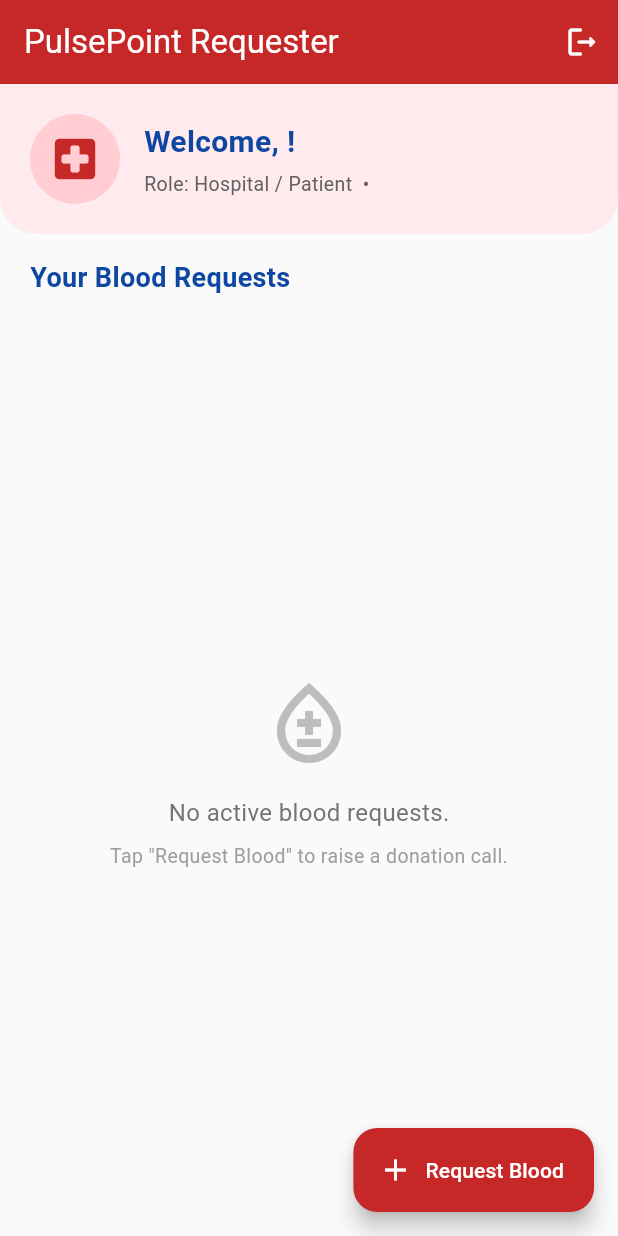
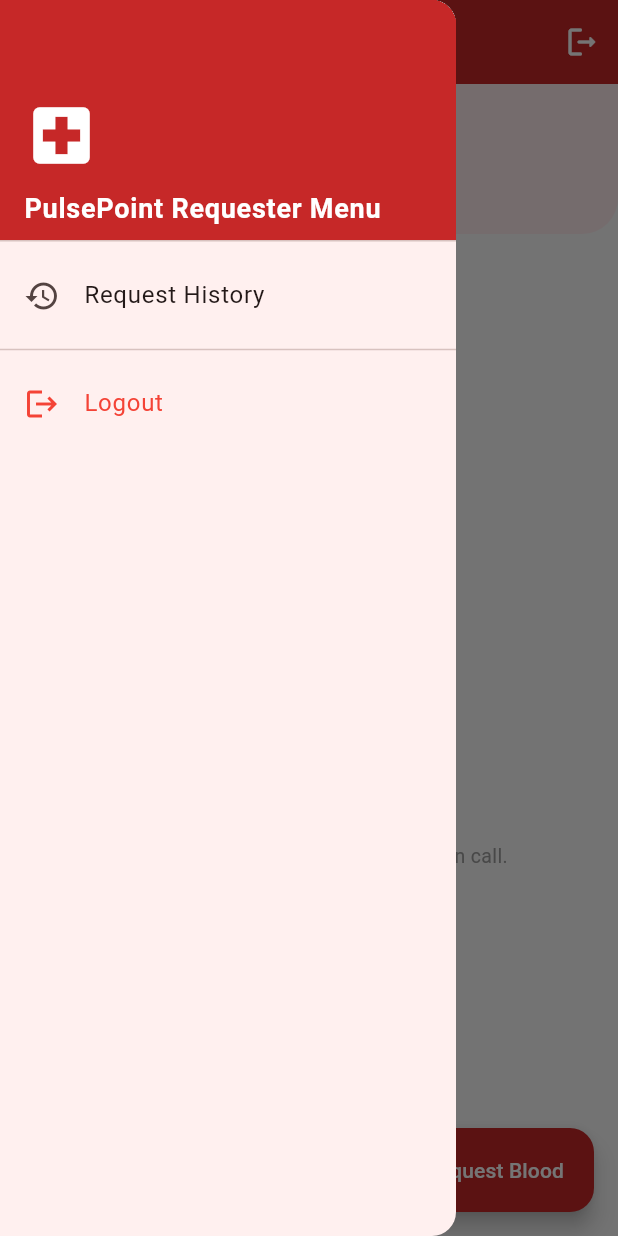
Before and after one commit to mustabshiranasir/PulsePoint, a Flutter app: the screen it shows once a user with an empty profile is signed in, with the side drawer open (before the commit the screen has no drawer), on a phone screen of 412 x 824 dp. Run offline on Flutter 3.47's test engine with Material 3 defaults, Android fonts, the phone set to English and light mode, and no system bars; our stand-ins replace cloud_firestore, firebase_auth, firebase_core, firebase_messaging, flutter_local_notifications, flutter_map and 4 more; missing offline and left inert: geoflutterfire_plus; accounts and stored records are empty; statements that could not run were skipped.

Commit message:
Improved Version!

```diff
--- a/lib/main.dart
+++ b/lib/main.dart
@@ -1,11 +1,18 @@
 import 'package:flutter/material.dart';
 import 'package:firebase_core/firebase_core.dart';
 import 'package:provider/provider.dart';
+import 'package:hive_flutter/hive_flutter.dart';
+import 'package:path_provider/path_provider.dart';
 import 'providers/auth_provider.dart';
 import 'providers/blood_request_provider.dart';
 import 'screens/login_screen.dart';
 import 'screens/donor_dashboard.dart';
 import 'screens/requester_dashboard.dart';
+import 'services/notification_service.dart';
+import 'models/cached_request.dart';
+import 'screens/donor_tracking_screen.dart';
+
+final GlobalKey<NavigatorState> navigatorKey = GlobalKey<NavigatorState>();
 
 void main() async {
   WidgetsFlutterBinding.ensureInitialized();
@@ -15,12 +22,23 @@
 
   try {
     // Attempt standard Firebase initialization.
-    // If firebase config files are missing, this safely fails with an error message
-    // instead of a hard crash, informing the user how to configure it.
     await Firebase.initializeApp();
     firebaseInitialized = true;
+
+    // Initialize Notifications
+    NotificationService.initialize(navigatorKey);
+    NotificationService.setupTerminatedState(navigatorKey);
   } catch (e) {
     firebaseError = e.toString();
+  }
+
+  try {
+    // Initialize Hive
+    await Hive.initFlutter();
+    Hive.registerAdapter(CachedRequestAdapter());
+    await Hive.openBox<CachedRequest>('cached_requests');
+  } catch (e) {
+    print("Error initializing Hive: $e");
   }
 
   runApp(PulsePointApp(
@@ -49,6 +67,13 @@
       child: MaterialApp(
         title: 'PulsePoint',
         debugShowCheckedModeBanner: false,
+        navigatorKey: navigatorKey,
+        routes: {
+          '/request_details': (context) {
+            final String requestId = ModalRoute.of(context)!.settings.arguments as String;
+            return DonorTrackingScreen(requestId: requestId);
+          },
+        },
         theme: ThemeData(
           useMaterial3: true,
           colorScheme: ColorScheme.fromSeed(
@@ -97,27 +122,52 @@
     // Show loading/splash screen if Provider isn't initialized yet
     if (!authProvider.isInitialized) {
       return Scaffold(
-        body: Center(
+        body: Container(
+          decoration: const BoxDecoration(
+            gradient: LinearGradient(
+              begin: Alignment.topLeft,
+              end: Alignment.bottomRight,
+              colors: [Color(0xFFC62828), Color(0xFF0D47A1)], // Red to Blue emergency theme
+            ),
+          ),
+          child: Center(
             child: Column(
               mainAxisAlignment: MainAxisAlignment.center,
               children: [
-              Icon(
-                Icons.bloodtype_rounded,
-                size: 80,
-                color: Colors.red[800],
+                const Icon(
+                  Icons.favorite,
+                  size: 100,
+                  color: Colors.white,
                 ),
-              const SizedBox(height: 24),
+                const SizedBox(height: 16),
+                const Text(
+                  'PulsePoint',
+                  style: TextStyle(
+                    fontSize: 36,
+                    fontWeight: FontWeight.bold,
+                    color: Colors.white,
+                    letterSpacing: 2,
+                  ),
+                ),
+                const SizedBox(height: 48),
                 const SizedBox(
                   width: 40,
                   height: 40,
-                child: CircularProgressIndicator(),
+                  child: CircularProgressIndicator(
+                    valueColor: AlwaysStoppedAnimation<Color>(Colors.white),
+                  ),
                 ),
                 const SizedBox(height: 16),
                 const Text(
-                'Connecting to PulsePoint...',
-                style: TextStyle(fontWeight: FontWeight.w500, color: Colors.grey),
+                  'Connecting...',
+                  style: TextStyle(
+                    fontWeight: FontWeight.w500,
+                    color: Colors.white70,
+                    fontSize: 16,
+                  ),
                 ),
               ],
+            ),
           ),
         ),
       );
--- a/lib/models/user_model.dart
+++ b/lib/models/user_model.dart
@@ -1,3 +1,5 @@
+import 'package:cloud_firestore/cloud_firestore.dart';
+
 class UserModel {
   final String uid;
   final String name;
@@ -5,6 +7,8 @@
   final String role; // 'requester' or 'donor'
   final String? bloodGroup; // Only for 'donor'
   final bool? isAvailable; // Only for 'donor'
+  final String? fcmToken;
+  final GeoPoint? location;
 
   UserModel({
     required this.uid,
@@ -13,6 +17,8 @@
     required this.role,
     this.bloodGroup,
     this.isAvailable,
+    this.fcmToken,
+    this.location,
   });
 
   factory UserModel.fromMap(Map<String, dynamic> map, String uid) {
@@ -23,6 +29,8 @@
       role: map['role'] ?? 'requester',
       bloodGroup: map['bloodGroup'],
       isAvailable: map['isAvailable'] ?? false,
+      fcmToken: map['fcmToken'],
+      location: map['location'] as GeoPoint?,
     );
   }
 
@@ -32,10 +40,12 @@
       'name': name,
       'phone': phone,
       'role': role,
+      'fcmToken': fcmToken,
     };
     if (role == 'donor') {
       data['bloodGroup'] = bloodGroup;
       data['isAvailable'] = isAvailable;
+      data['location'] = location;
     }
     return data;
   }
--- a/lib/screens/requester_dashboard.dart
+++ b/lib/screens/requester_dashboard.dart
@@ -7,6 +7,7 @@
 import '../models/blood_request_model.dart';
 import '../widgets/custom_button.dart';
 import 'donor_tracking_screen.dart';
+import 'history_screen.dart';
 
 class RequesterDashboard extends StatelessWidget {
   const RequesterDashboard({super.key});
@@ -64,6 +65,47 @@
         icon: const Icon(Icons.add),
         backgroundColor: Colors.red[800],
         foregroundColor: Colors.white,
+      ),
+      drawer: Drawer(
+        child: ListView(
+          padding: EdgeInsets.zero,
+          children: [
+            DrawerHeader(
+              decoration: BoxDecoration(color: Colors.red[800]),
+              child: const Column(
+                crossAxisAlignment: CrossAxisAlignment.start,
+                mainAxisAlignment: MainAxisAlignment.end,
+                children: [
+                  Icon(Icons.local_hospital, color: Colors.white, size: 50),
+                  SizedBox(height: 10),
+                  Text('PulsePoint Requester Menu', style: TextStyle(color: Colors.white, fontSize: 18, fontWeight: FontWeight.bold)),
+                ],
+              ),
+            ),
+            ListTile(
+              leading: const Icon(Icons.history),
+              title: const Text('Request History'),
+              onTap: () {
+                Navigator.pop(context); // Close drawer
+                Navigator.push(context, MaterialPageRoute(builder: (_) => const HistoryScreen()));
+              },
+            ),
+            const Divider(),
+            ListTile(
+              leading: const Icon(Icons.logout, color: Colors.red),
+              title: const Text('Logout', style: TextStyle(color: Colors.red)),
+              onTap: () async {
+                Navigator.pop(context);
+                final messenger = ScaffoldMessenger.of(context);
+                try {
+                  await Provider.of<AuthProvider>(context, listen: false).logout();
+                } catch (e) {
+                  messenger.showSnackBar(SnackBar(content: Text('Logout failed: ${e.toString()}')));
+                }
+              },
+            ),
+          ],
+        ),
       ),
       body: Column(
         crossAxisAlignment: CrossAxisAlignment.stretch,
```
Also changed, not shown: lib/models/cached_request.dart (added, +41 -0 lines), lib/screens/donor_dashboard.dart (+51 -0 lines), lib/screens/history_screen.dart (added, +132 -0 lines), lib/screens/profile_screen.dart (added, +154 -0 lines), lib/services/auth_service.dart (+34 -2 lines), lib/services/blood_request_service.dart (+27 -1 lines), lib/services/notification_service.dart (added, +90 -0 lines), pubspec.yaml (+7 -0 lines), firebase.json (added), lib/firebase_options.dart (added), lib/models/cached_request.g.dart (added), pubspec.lock, 7 other files. Lines whose indentation alone changed are shown as unchanged.
